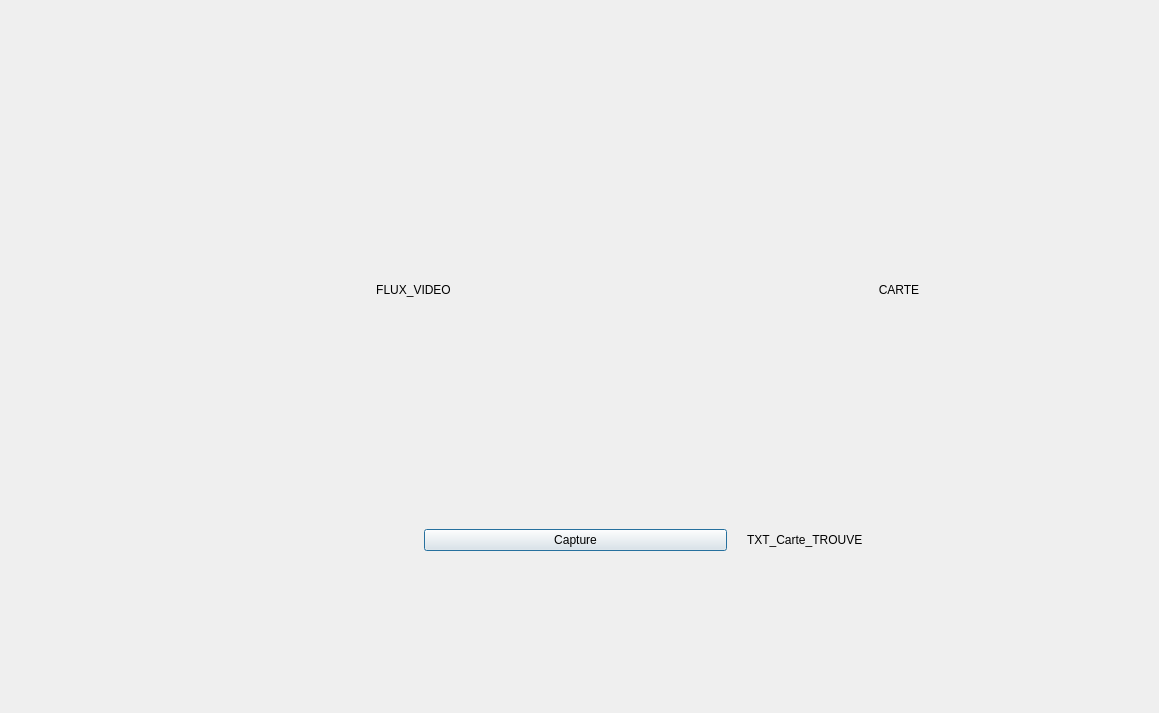
The window that reco_carte.ui (Electrom500/Quadrimon) describes before a commit, drawn with Qt 5.
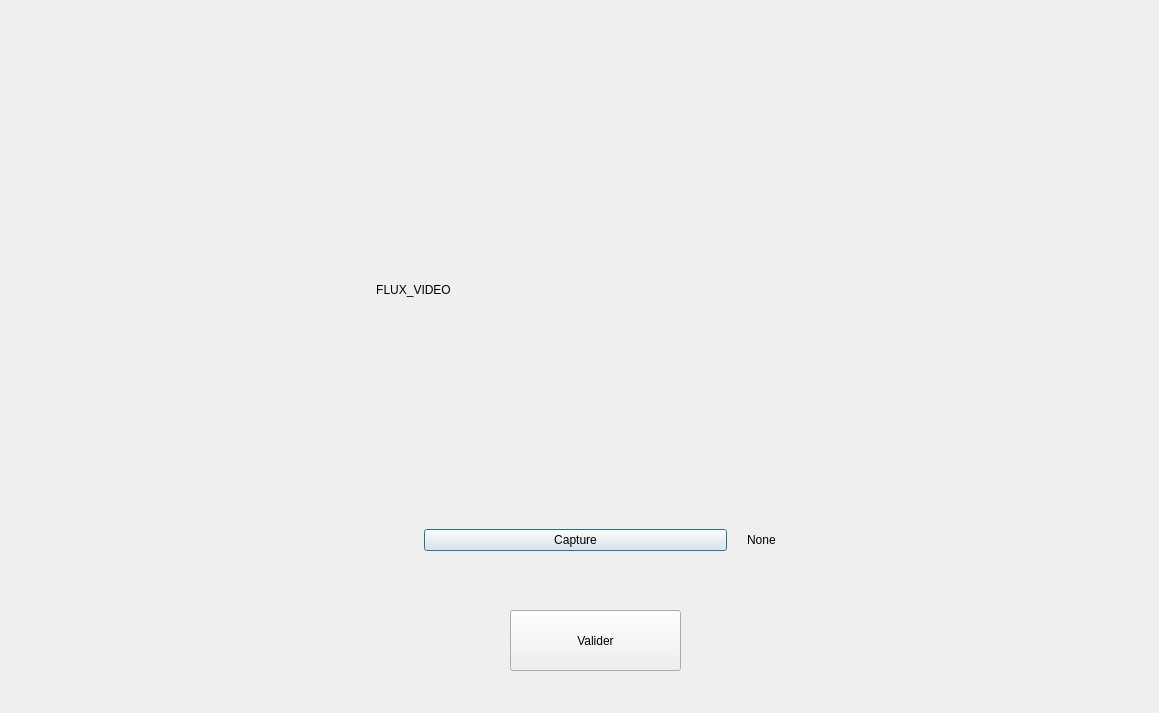
The same window after the commit.

Patch:
```diff
--- a/reco_carte.ui
+++ b/reco_carte.ui
@@ -50,7 +50,7 @@
        </sizepolicy>
       </property>
       <property name="text">
-       <string>CARTE</string>
+       <string/>
       </property>
       <property name="alignment">
        <set>Qt::AlignCenter</set>
@@ -63,7 +63,7 @@
     <item row="1" column="2">
      <widget class="QLabel" name="nom_carte_label">
       <property name="text">
-       <string>TXT_Carte_TROUVE</string>
+       <string>None</string>
       </property>
      </widget>
     </item>
@@ -102,6 +102,19 @@
     <string/>
    </property>
   </widget>
+  <widget class="QPushButton" name="valid_button">
+   <property name="geometry">
+    <rect>
+     <x>510</x>
+     <y>610</y>
+     <width>171</width>
+     <height>61</height>
+    </rect>
+   </property>
+   <property name="text">
+    <string>Valider</string>
+   </property>
+  </widget>
  </widget>
  <resources/>
  <connections/>
```
